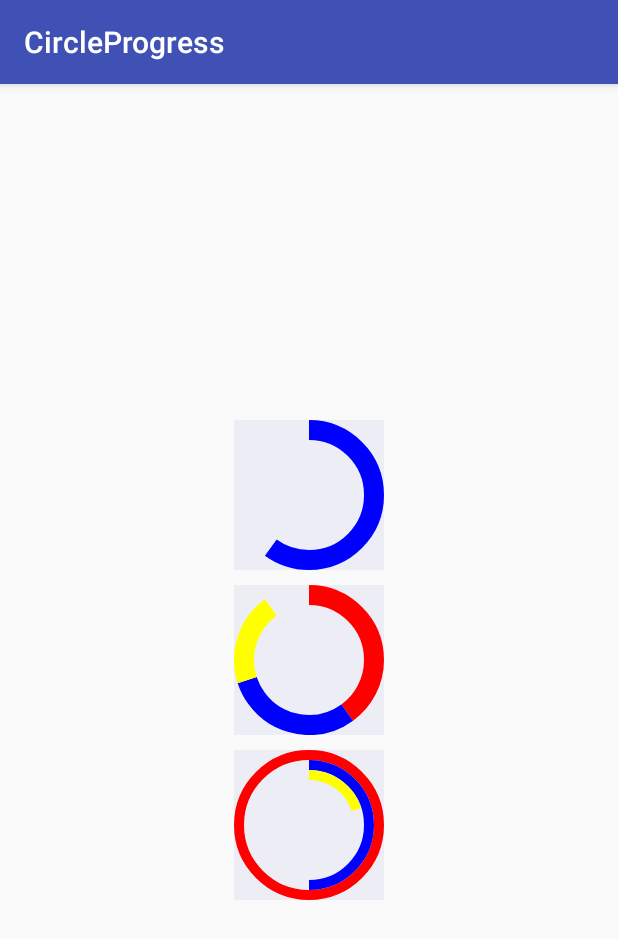
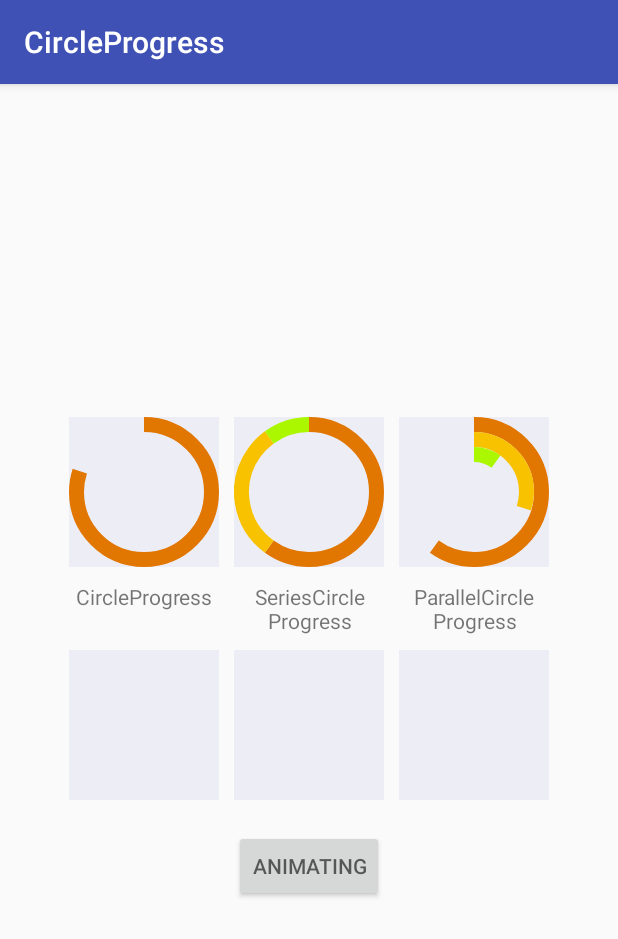
Before and after one commit to SenhLinsh/CircleProgress, an Android app: the screen it shows after launch (MainActivity), on a phone screen of 412 x 824 dp. Shown: the top 939 px of the screen. Run offline under Robolectric (Android 15) with nearby library versions, the phone set to English and light mode, and no system bars.

Commit message:
Update demo module for sample.

```diff
--- a/demo/src/main/java/com/linsh/demo/MainActivity.java
+++ b/demo/src/main/java/com/linsh/demo/MainActivity.java
@@ -1,8 +1,7 @@
 package com.linsh.demo;
 
-import android.graphics.Color;
+import android.os.Bundle;
 import android.support.v7.app.AppCompatActivity;
-import android.os.Bundle;
 import android.view.View;
 
 import com.linsh.circleprogress.CircleProgress;
@@ -20,48 +19,48 @@ public class MainActivity extends AppCompatActivity implements View.OnClickListe
         super.onCreate(savedInstanceState);
         setContentView(R.layout.activity_main);
 
+        int color1 = getResources().getColor(R.color.progressColor1);
+        int color2 = getResources().getColor(R.color.progressColor2);
+        int color3 = getResources().getColor(R.color.progressColor3);
+        int color4 = getResources().getColor(R.color.progressColor4);
+        int[] colors = {color1, color2, color3, color4};
 
         mCircleProgress = (CircleProgress) findViewById(R.id.circleprogress);
-        mCircleProgress.setProgressWidth(20);
-        mCircleProgress.setProgressColor(Color.BLUE);
+        mCircleProgress.setProgressColor(color1);
         mCircleProgress.setOnClickListener(this);
 
         mSeriesCircleProgress = (SeriesCircleProgress) findViewById(R.id.seriescircleprogress);
-        mSeriesCircleProgress.setProgressWidth(20);
-        mSeriesCircleProgress.setProgressColor(new int[]{Color.RED, Color.BLUE, Color.YELLOW});
+        mSeriesCircleProgress.setProgressColor(colors);
         mSeriesCircleProgress.setOnClickListener(this);
 
         mParallelCircleProgress = (ParallelCircleProgress) findViewById(R.id.parallelcircleprogress);
-        mParallelCircleProgress.setProgressWidth(10);
-        mParallelCircleProgress.setProgressColor(new int[]{Color.RED, Color.BLUE, Color.YELLOW});
+        mParallelCircleProgress.setProgressColor(colors);
         mParallelCircleProgress.setOnClickListener(this);
-    }
-
-    @Override
-    protected void onResume() {
-        super.onResume();
-        onClick(mCircleProgress);
-        onClick(mSeriesCircleProgress);
-        onClick(mParallelCircleProgress);
     }
 
     @Override
     public void onClick(View v) {
         switch (v.getId()) {
             case R.id.circleprogress:
-                mCircleProgress.setProgressWithAnimation(mCircleProgress.isSelected() ? 0 : 60);
+                mCircleProgress.setProgressWithAnimation(mCircleProgress.isSelected() ? 0 : 100);
                 mCircleProgress.setSelected(!mCircleProgress.isSelected());
                 break;
             case R.id.seriescircleprogress:
-                mSeriesCircleProgress.setProgressWithAnimation(mSeriesCircleProgress.isSelected() ? new int[3] : new int[]{40, 30, 20});
+                mSeriesCircleProgress.setProgressWithAnimation(mSeriesCircleProgress.isSelected() ? new int[3] : new int[]{40, 30, 20, 10});
                 mSeriesCircleProgress.setSelected(!mSeriesCircleProgress.isSelected());
                 break;
             case R.id.parallelcircleprogress:
-                mParallelCircleProgress.setProgressWithAnimation(mParallelCircleProgress.isSelected() ? new int[3] : new int[]{100, 50, 20});
+                mParallelCircleProgress.setProgressWithAnimation(mParallelCircleProgress.isSelected() ? new int[3] : new int[]{100, 70, 40, 10});
                 mParallelCircleProgress.setSelected(!mParallelCircleProgress.isSelected());
                 break;
             default:
                 break;
         }
     }
+
+    public void animating(View view) {
+        onClick(mCircleProgress);
+        onClick(mSeriesCircleProgress);
+        onClick(mParallelCircleProgress);
+    }
 }
--- a/demo/src/main/res/layout/activity_main.xml
+++ b/demo/src/main/res/layout/activity_main.xml
@@ -1,37 +1,118 @@
 <?xml version="1.0" encoding="utf-8"?>
-<RelativeLayout
+<LinearLayout
     xmlns:android="http://schemas.android.com/apk/res/android"
-    xmlns:tools="http://schemas.android.com/tools"
+    xmlns:app="http://schemas.android.com/apk/res-auto"
     android:id="@+id/activity_main"
     android:layout_width="match_parent"
-    android:layout_height="match_parent">
+    android:layout_height="match_parent"
+    android:gravity="center"
+    android:orientation="vertical">
 
     <LinearLayout
         android:layout_width="wrap_content"
         android:layout_height="wrap_content"
-        android:layout_centerInParent="true"
-        android:orientation="vertical">
+        android:orientation="horizontal">
+
+        <com.linsh.circleprogress.CircleProgress
+            android:layout_width="100dp"
+            android:layout_height="100dp"
+            android:background="#113F51B5"
+            app:progress="80"
+            app:progressColor="@color/progressColor2"
+            app:progressWidth="10dp"/>
+
+        <com.linsh.circleprogress.SeriesCircleProgress
+            android:layout_width="100dp"
+            android:layout_height="100dp"
+            android:layout_marginLeft="10dp"
+            android:layout_marginRight="10dp"
+            android:background="#113F51B5"
+            app:progress1="60"
+            app:progress2="30"
+            app:progress3="10"
+            app:progressColor1="@color/progressColor2"
+            app:progressColor2="@color/progressColor3"
+            app:progressColor3="@color/progressColor4"
+            app:progressWidth="10dp"/>
+
+        <com.linsh.circleprogress.ParallelCircleProgress
+            android:layout_width="100dp"
+            android:layout_height="100dp"
+            android:background="#113F51B5"
+            app:progress1="60"
+            app:progress2="30"
+            app:progress3="10"
+            app:progressColor1="@color/progressColor2"
+            app:progressColor2="@color/progressColor3"
+            app:progressColor3="@color/progressColor4"
+            app:progressWidth="10dp"/>
+
+    </LinearLayout>
+
+    <LinearLayout
+        android:layout_width="wrap_content"
+        android:layout_height="wrap_content"
+        android:layout_marginBottom="10dp"
+        android:layout_marginTop="10dp">
+
+        <TextView
+            android:layout_width="100dp"
+            android:layout_height="wrap_content"
+            android:gravity="center"
+            android:text="CircleProgress"/>
+
+        <TextView
+            android:layout_width="100dp"
+            android:layout_height="wrap_content"
+            android:layout_marginLeft="10dp"
+            android:layout_marginRight="10dp"
+            android:gravity="center"
+            android:text="SeriesCircle Progress"/>
+
+        <TextView
+            android:layout_width="100dp"
+            android:layout_height="wrap_content"
+            android:gravity="center"
+            android:text="ParallelCircle Progress"/>
+
+    </LinearLayout>
+
+    <LinearLayout
+        android:layout_width="wrap_content"
+        android:layout_height="wrap_content"
+        android:orientation="horizontal">
 
         <com.linsh.circleprogress.CircleProgress
             android:id="@+id/circleprogress"
             android:layout_width="100dp"
             android:layout_height="100dp"
-            android:background="#113F51B5"/>
+            android:background="#113F51B5"
+            app:progressWidth="5dp"/>
 
         <com.linsh.circleprogress.SeriesCircleProgress
             android:id="@+id/seriescircleprogress"
             android:layout_width="100dp"
             android:layout_height="100dp"
-            android:layout_marginBottom="10dp"
-            android:layout_marginTop="10dp"
-            android:background="#113F51B5"/>
+            android:layout_marginLeft="10dp"
+            android:layout_marginRight="10dp"
+            android:background="#113F51B5"
+            app:progressWidth="5dp"/>
 
         <com.linsh.circleprogress.ParallelCircleProgress
             android:id="@+id/parallelcircleprogress"
             android:layout_width="100dp"
             android:layout_height="100dp"
-            android:background="#113F51B5"/>
+            android:background="#113F51B5"
+            app:progressWidth="5dp"/>
 
     </LinearLayout>
 
-</RelativeLayout>
+    <Button
+        android:layout_width="wrap_content"
+        android:layout_height="wrap_content"
+        android:layout_marginTop="20dp"
+        android:onClick="animating"
+        android:text="Animating"
+        android:textColor="#9000"/>
+
+</LinearLayout>
--- a/demo/src/main/res/values/colors.xml
+++ b/demo/src/main/res/values/colors.xml
@@ -3,4 +3,9 @@
     <color name="colorPrimary">#3F51B5</color>
     <color name="colorPrimaryDark">#303F9F</color>
     <color name="colorAccent">#FF4081</color>
+
+    <color name="progressColor1">#EF3715</color>
+    <color name="progressColor2">#E17600</color>
+    <color name="progressColor3">#F8C200</color>
+    <color name="progressColor4">#ABF700</color>
 </resources>
```
